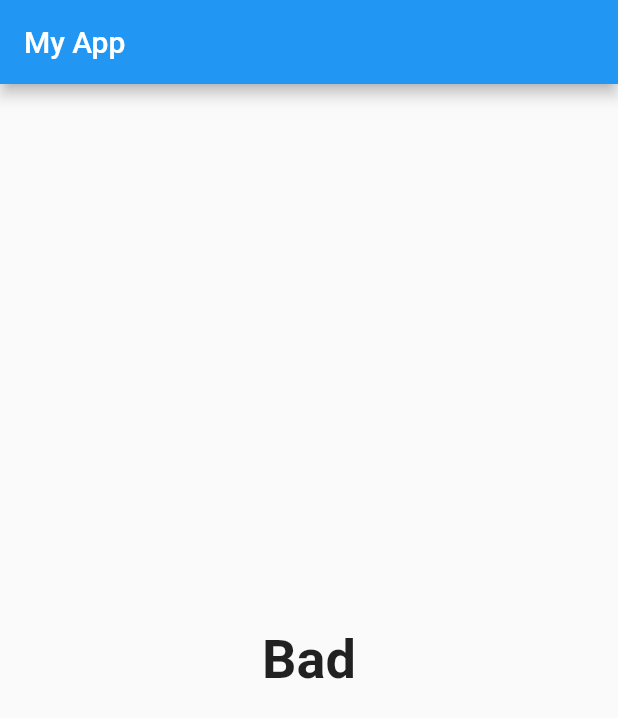
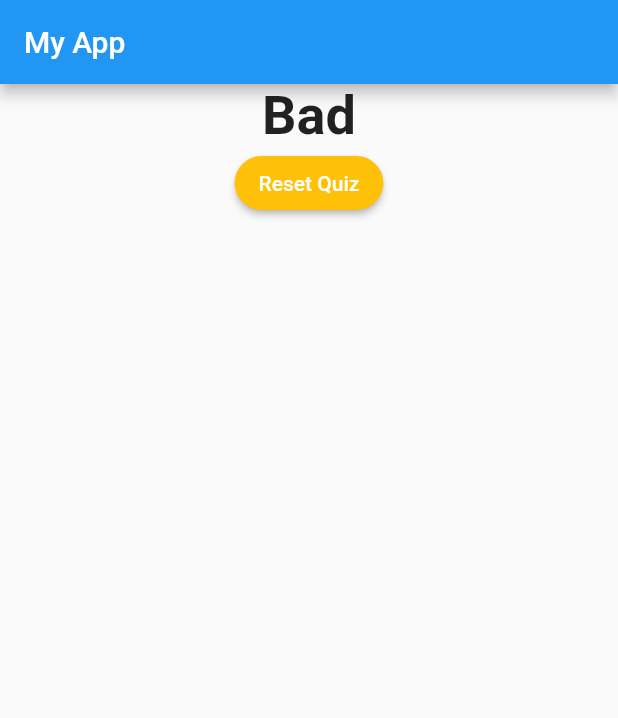
Before and after one commit to basic-bhavya/flutter-learn, a Flutter app: the screen it shows after launch, after a tap on "fud", after a tap on "21", on a phone screen of 412 x 824 dp. Shown: the top 718 px of the screen. Run offline on Flutter 3.47's test engine with Material 2 defaults, Android fonts, the phone set to English and light mode, and no system bars.

Commit message:
reset quiz

```diff
--- a/lib/main.dart
+++ b/lib/main.dart
@@ -2,8 +2,6 @@ import 'package:flutter/material.dart';
 
 import 'quiz.dart';
 import 'result.dart';
-
-// import 'package:shared_preferences/shared_preferences.dart';
 
 void main() {
   runApp(QuizApp());
@@ -38,17 +36,7 @@ class _QuizState extends State<QuizApp> {
           {'0': false}
         ]
       },
-      // {
-      //   'questionText': 'What is this?',
-      //   'answers': ['A smoothie', 'an app', 'spartan']
-      // }
     ];
-
-    // const simpleMap = {'hi': 'bye', 'yes': 'no'};
-
-    // simpleMap.forEach((key, value) {
-    //   print(key);
-    // });
 
     void _answerQuestion(int score) {
       if (_questionIndex < _questions.length)
@@ -57,6 +45,13 @@ class _QuizState extends State<QuizApp> {
         });
 
       _totalScore += score;
+    }
+
+    void _resetQuiz() {
+      setState(() {
+        _totalScore = 0;
+        _questionIndex = 0;
+      });
     }
 
     return MaterialApp(
@@ -70,6 +65,6 @@ class _QuizState extends State<QuizApp> {
                     answerQuestion: _answerQuestion,
                     questions: _questions,
                     questionIndex: _questionIndex)
-                : Result(_totalScore)));
+                : Result(_totalScore, _resetQuiz)));
   }
 }
--- a/lib/result.dart
+++ b/lib/result.dart
@@ -1,9 +1,9 @@
 import 'package:flutter/material.dart';
 
 class Result extends StatelessWidget {
-  final resultScore;
+  final resultScore, resetHandler;
 
-  Result(this.resultScore);
+  Result(this.resultScore, this.resetHandler);
 
   String get resultText {
     return (resultScore > 1 ? "Awesome" : "Bad");
@@ -12,10 +12,22 @@ class Result extends StatelessWidget {
   @override
   Widget build(BuildContext context) {
     return Center(
-      child: Text(
-        resultText,
-        style: TextStyle(fontSize: 36, fontWeight: FontWeight.bold),
-        textAlign: TextAlign.center,
+      child: Column(
+        children: [
+          Text(
+            resultText,
+            style: TextStyle(fontSize: 36, fontWeight: FontWeight.bold),
+            textAlign: TextAlign.center,
+          ),
+          ElevatedButton(
+            onPressed: resetHandler,
+            child: Text("Reset Quiz"),
+            style: ElevatedButton.styleFrom(
+                primary: Colors.amber,
+                shape: RoundedRectangleBorder(
+                    borderRadius: BorderRadius.circular(20))),
+          )
+        ],
       ),
     );
   }
```
